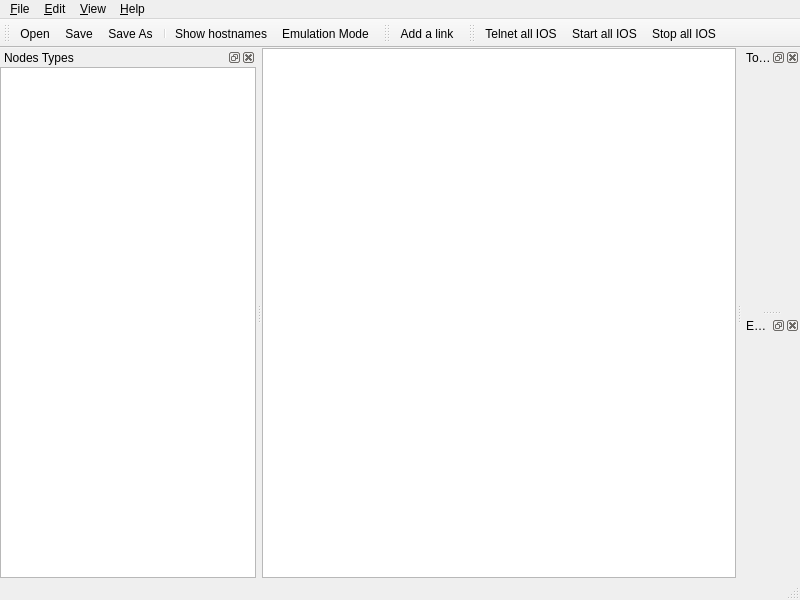
First picture: the form in GNS3/Ui/Form_MainWindow.ui, repository GNS3/gns3-legacy, before the edit.
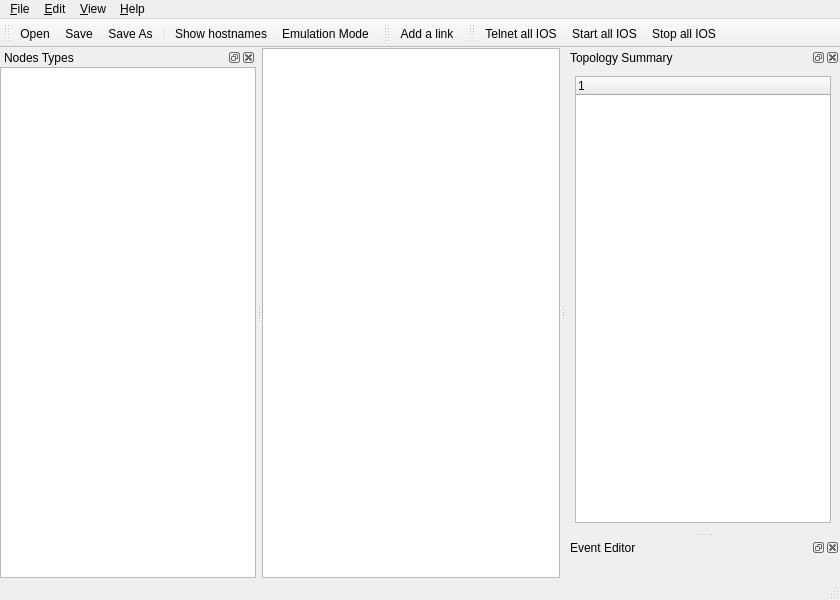
Second picture: the form after the edit. Icons and pictures are not drawn. Custom widgets are drawn as their Qt base class.

Commit message: [GUI] Creation of the topology summary widget

```diff
--- a/GNS3/Ui/Form_MainWindow.ui
+++ b/GNS3/Ui/Form_MainWindow.ui
@@ -5,7 +5,7 @@
    <rect>
     <x>0</x>
     <y>0</y>
-    <width>800</width>
+    <width>840</width>
     <height>600</height>
    </rect>
   </property>
@@ -52,8 +52,8 @@
     <rect>
      <x>0</x>
      <y>0</y>
-     <width>800</width>
-     <height>29</height>
+     <width>840</width>
+     <height>25</height>
     </rect>
    </property>
    <widget class="QMenu" name="menu_Edit" >
@@ -236,7 +236,13 @@
    <attribute name="dockWidgetArea" >
     <number>2</number>
    </attribute>
-   <widget class="QWidget" name="dockWidgetContents_7" />
+   <widget class="QWidget" name="dockWidgetContents_7" >
+    <layout class="QGridLayout" >
+     <item row="0" column="0" >
+      <widget class="topologySummaryDock" name="treeWidget_TopologySummary" />
+     </item>
+    </layout>
+   </widget>
   </widget>
   <widget class="QDockWidget" name="dockWidget_EventEditor" >
    <property name="sizePolicy" >
@@ -576,6 +582,11 @@
    <extends>QListWidget</extends>
    <header>GNS3.Ui.Widget_nodesDock.h</header>
   </customwidget>
+  <customwidget>
+   <class>topologySummaryDock</class>
+   <extends>QTreeWidget</extends>
+   <header>Widget_topologySummaryDock</header>
+  </customwidget>
  </customwidgets>
  <resources>
   <include location="../../../gns3-artwork/svg_resources.qrc" />
```
Left out of the diff: 4 changed lines with no effect on the pictures. The commit also changes 6 other files.
